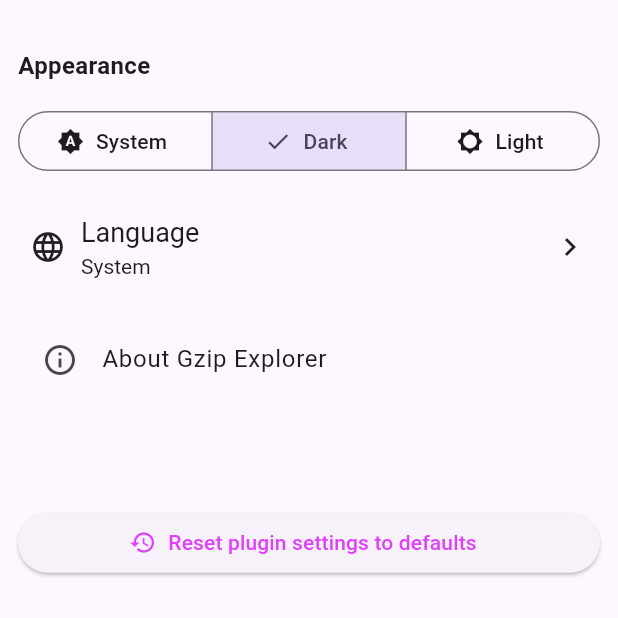
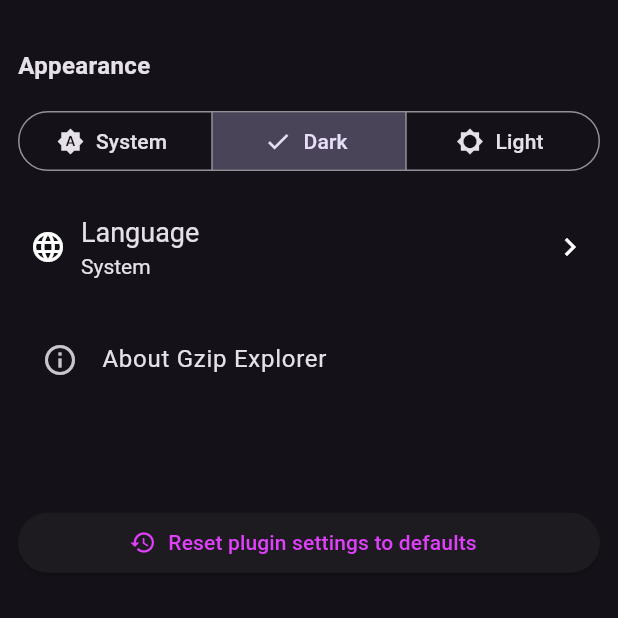
Before and after one commit to bilalsul/rzr, a Flutter app: the SettingsScreen screen opened directly with empty values, after a tap on "Dark", on a phone screen of 412 x 824 dp, the top half of it. Run offline on Flutter 3.47's test engine with Material 3 defaults, Android fonts, the phone set to English and light mode, and no system bars; our stand-ins replace dio, file_picker, flutter_markdown, flutter_riverpod, flutter_secure_storage, flutter_smart_dialog and 8 more; missing offline and left inert: flutter_floating_bottom_bar, flutter_monaco, gpt_markdown, hidable; accounts and stored records are empty; generated files the repository leaves out were written again; network calls fail; statements that could not run were skipped.

Commit message:
main: support for dark mode for onboarding wrapping with Themes in root

```diff
--- a/git_explorer_mob/lib/main.dart
+++ b/git_explorer_mob/lib/main.dart
@@ -153,9 +153,12 @@ class _MyAppState extends ConsumerState<MyApp> with WidgetsBindingObserver {
       //   //   PointerDeviceKind.mouse,
       //   // },
       // ),
-      // navigatorObservers: [FlutterSmartDialog.observer],
-      // builder: FlutterSmartDialog.init(),
+      navigatorObservers: [FlutterSmartDialog.observer],
+      builder: FlutterSmartDialog.init(),
       navigatorKey: navigatorKey,
+      theme: ThemeData.light(),
+      darkTheme: ThemeData.dark(),
+      themeMode: prefs.themeMode,
       title: 'Gzip Explorer',
       // theme: ThemeData(
       //   colorScheme: ColorScheme.fromSeed(seedColor: prefs.accentColor),
```
